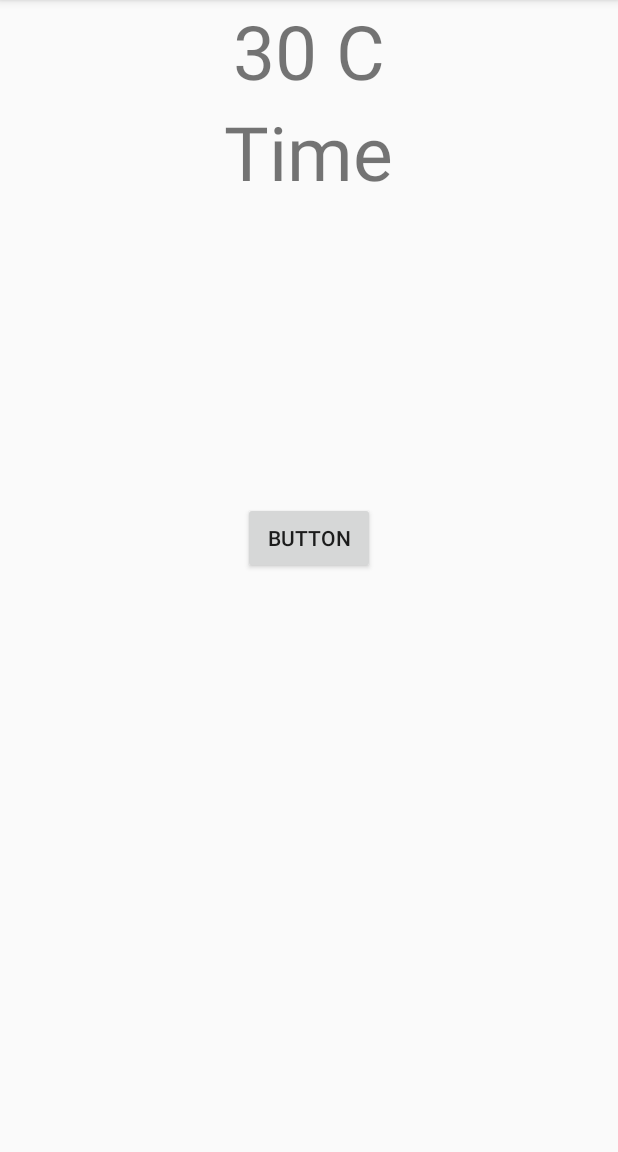
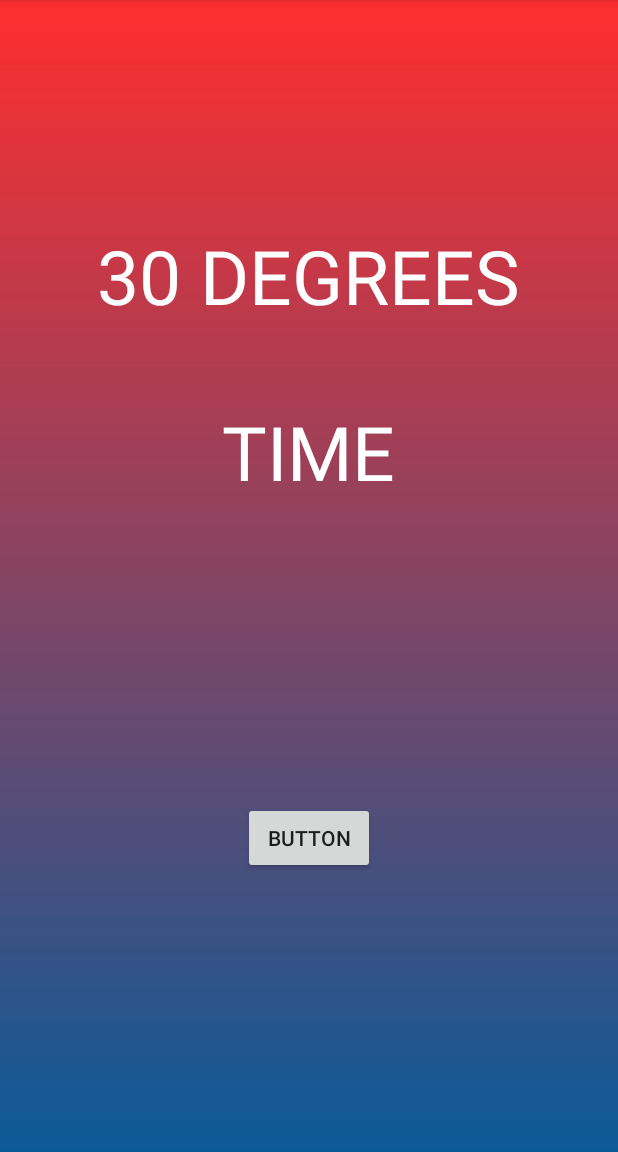
Before and after one commit to jawhnypoh/SpeedyCooker, an Android app: the screen it shows after launch (MainActivity), on a phone screen of 412 x 824 dp, the part 84-1236 px from its top. Run offline under Robolectric (Android 15) with nearby library versions, the phone set to English and light mode, and no system bars.

Commit message:
Colors YAY

```diff
--- a/app/src/main/java/com/example/poj/speedycooker/MainActivity.java
+++ b/app/src/main/java/com/example/poj/speedycooker/MainActivity.java
@@ -25,10 +25,10 @@ public class MainActivity extends AppCompatActivity {
         timeText = (TextView)findViewById(R.id.time_text);
         timeButton = (Button)findViewById(R.id.time_button);
 
-        myFunction();
+        myButton();
     }
 
-    public void myFunction(){
+    public void myButton(){
         timeButton.setOnClickListener(new View.OnClickListener(){
             @Override
             public void onClick(View v){
--- /dev/null
+++ b/app/src/main/res/drawable/gradient.xml
@@ -0,0 +1,9 @@
+<?xml version="1.0" encoding="utf-8"?>
+<shape xmlns:android="http://schemas.android.com/apk/res/android">
+    android:shape="rectangle">
+    <gradient
+        android:startColor="#0b5a98"
+        android:endColor="#ff2e2e"
+        android:angle="90"/>
+
+</shape>
--- a/app/src/main/res/layout/activity_main.xml
+++ b/app/src/main/res/layout/activity_main.xml
@@ -8,15 +8,18 @@
 
     <RelativeLayout
         android:layout_width="match_parent"
-        android:layout_height="match_parent">
-
+        android:layout_height="match_parent"
+        android:background="@drawable/gradient"
+    >
         <TextView
             android:layout_width="wrap_content"
             android:layout_height="wrap_content"
             android:layout_centerHorizontal="true"
             android:id="@+id/temp_text"
-            android:text="30 C"
+            android:text="30 DEGREES"
+            android:textColor="#ffffff"
             android:textSize="50sp"
+            android:layout_marginTop="150sp"
             app:layout_constraintBottom_toBottomOf="parent"
             app:layout_constraintLeft_toLeftOf="parent"
             app:layout_constraintRight_toRightOf="parent"
@@ -28,8 +31,10 @@
             android:layout_centerHorizontal="true"
             android:id="@+id/time_text"
             android:layout_below="@+id/temp_text"
-            android:text="Time"
+            android:text="TIME"
+            android:textColor="#ffffff"
             android:textSize="50sp"
+            android:layout_marginTop="50sp"
             app:layout_constraintBottom_toBottomOf="parent"
             app:layout_constraintLeft_toLeftOf="parent"
             app:layout_constraintRight_toRightOf="parent"
```
